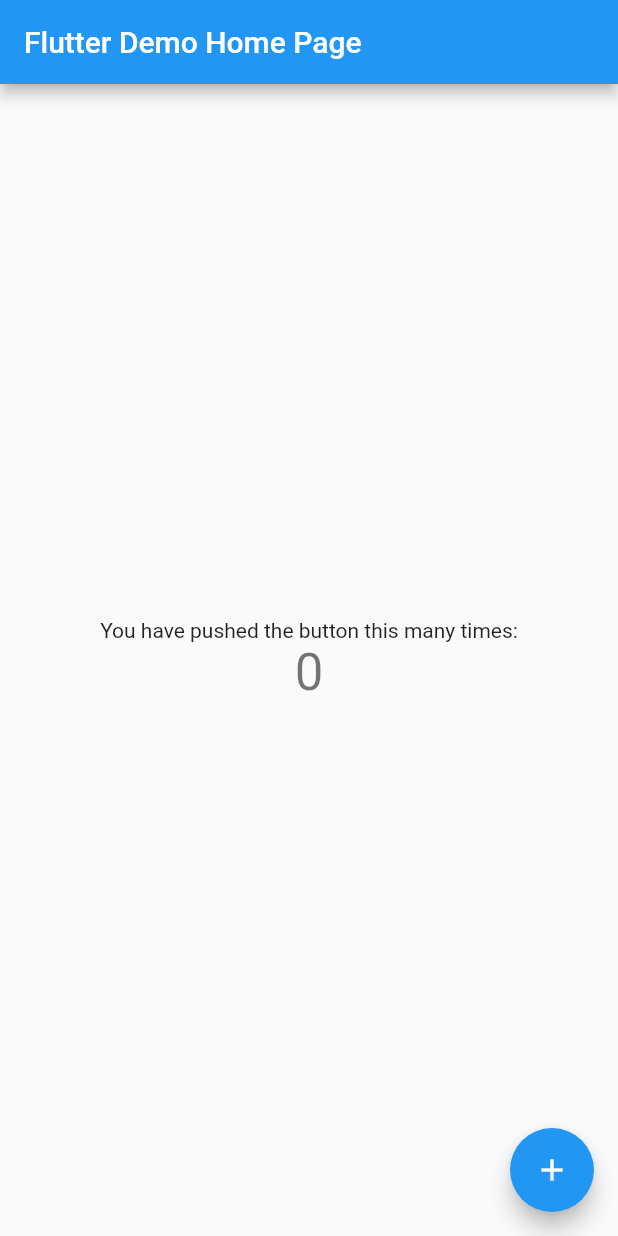
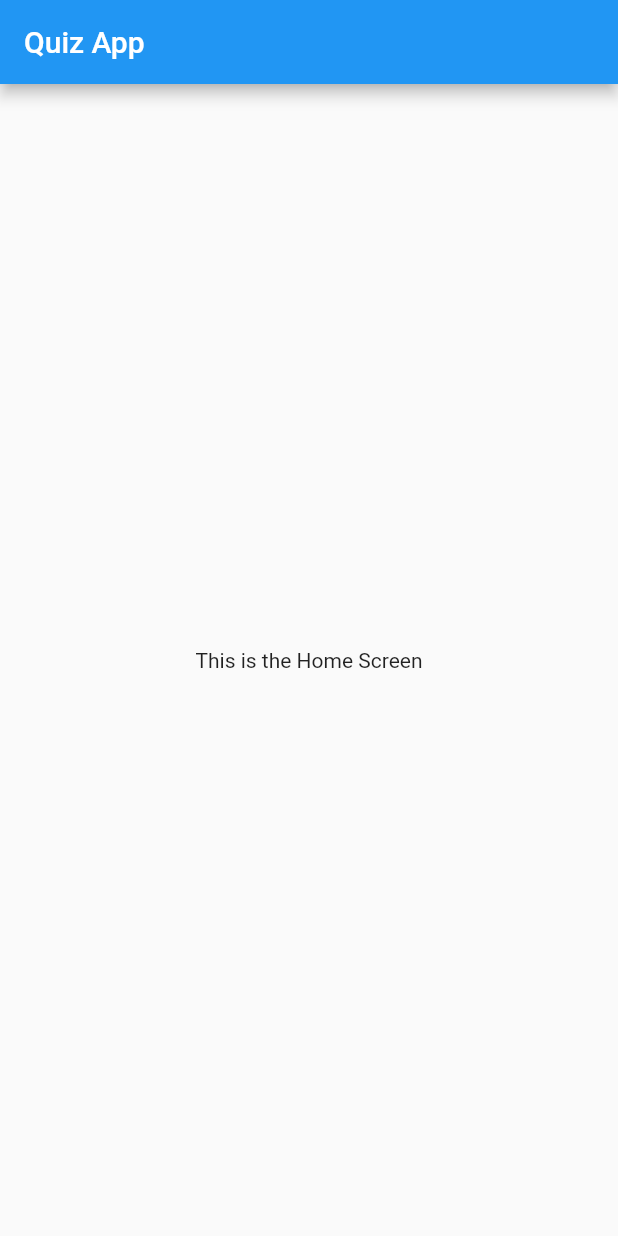
Before and after one commit to soulandbone/trivia_app, a Flutter app: the screen it shows after launch, on a phone screen of 412 x 824 dp. Run offline on Flutter 3.47's test engine with Material 2 defaults, Android fonts, the light colour scheme and no system bars.

Commit message:
added Home Screen first draft and GAP, FontAwesome, Flutter RiverPod packages. Also added Screen and Widget Folders

```diff
--- a/lib/main.dart
+++ b/lib/main.dart
@@ -1,4 +1,6 @@
 import 'package:flutter/material.dart';
+
+import './screens/home_screen.dart';
 
 void main() {
   runApp(const MyApp());
@@ -7,109 +9,13 @@
 class MyApp extends StatelessWidget {
   const MyApp({super.key});
 
-  // This widget is the root of your application.
   @override
   Widget build(BuildContext context) {
     return MaterialApp(
-      title: 'Flutter Demo',
-      theme: ThemeData(
-        // This is the theme of your application.
-        //
-        // Try running your application with "flutter run". You'll see the
-        // application has a blue toolbar. Then, without quitting the app, try
-        // changing the primarySwatch below to Colors.green and then invoke
-        // "hot reload" (press "r" in the console where you ran "flutter run",
-        // or simply save your changes to "hot reload" in a Flutter IDE).
-        // Notice that the counter didn't reset back to zero; the application
-        // is not restarted.
-        primarySwatch: Colors.blue,
-      ),
-      home: const MyHomePage(title: 'Flutter Demo Home Page'),
-    );
+        title: 'Flutter Demo',
+        theme: ThemeData(
+          primarySwatch: Colors.blue,
+        ),
+        home: const HomeScreen());
   }
 }
-
-class MyHomePage extends StatefulWidget {
-  const MyHomePage({super.key, required this.title});
-
-  // This widget is the home page of your application. It is stateful, meaning
-  // that it has a State object (defined below) that contains fields that affect
-  // how it looks.
-
-  // This class is the configuration for the state. It holds the values (in this
-  // case the title) provided by the parent (in this case the App widget) and
-  // used by the build method of the State. Fields in a Widget subclass are
-  // always marked "final".
-
-  final String title;
-
-  @override
-  State<MyHomePage> createState() => _MyHomePageState();
-}
-
-class _MyHomePageState extends State<MyHomePage> {
-  int _counter = 0;
-
-  void _incrementCounter() {
-    setState(() {
-      // This call to setState tells the Flutter framework that something has
-      // changed in this State, which causes it to rerun the build method below
-      // so that the display can reflect the updated values. If we changed
-      // _counter without calling setState(), then the build method would not be
-      // called again, and so nothing would appear to happen.
-      _counter++;
-    });
-  }
-
-  @override
-  Widget build(BuildContext context) {
-    // This method is rerun every time setState is called, for instance as done
-    // by the _incrementCounter method above.
-    //
-    // The Flutter framework has been optimized to make rerunning build methods
-    // fast, so that you can just rebuild anything that needs updating rather
-    // than having to individually change instances of widgets.
-    return Scaffold(
-      appBar: AppBar(
-        // Here we take the value from the MyHomePage object that was created by
-        // the App.build method, and use it to set our appbar title.
-        title: Text(widget.title),
-      ),
-      body: Center(
-        // Center is a layout widget. It takes a single child and positions it
-        // in the middle of the parent.
-        child: Column(
-          // Column is also a layout widget. It takes a list of children and
-          // arranges them vertically. By default, it sizes itself to fit its
-          // children horizontally, and tries to be as tall as its parent.
-          //
-          // Invoke "debug painting" (press "p" in the console, choose the
-          // "Toggle Debug Paint" action from the Flutter Inspector in Android
-          // Studio, or the "Toggle Debug Paint" command in Visual Studio Code)
-          // to see the wireframe for each widget.
-          //
-          // Column has various properties to control how it sizes itself and
-          // how it positions its children. Here we use mainAxisAlignment to
-          // center the children vertically; the main axis here is the vertical
-          // axis because Columns are vertical (the cross axis would be
-          // horizontal).
-          mainAxisAlignment: MainAxisAlignment.center,
-          children: <Widget>[
-            const Text(
-              'You have pushed the button this many times:',
-            ),
-            Text(
-              '$_counter',
-              style: Theme.of(context).textTheme.headlineMedium,
-            ),
-          ],
-        ),
-      ),
-      floatingActionButton: FloatingActionButton(
-        onPressed: _incrementCounter,
-        tooltip: 'Increment',
-        child: const Icon(Icons.add),
-      ), // This trailing comma makes auto-formatting nicer for build methods.
-    );
-  }
-}
--- /dev/null
+++ b/lib/screens/home_screen.dart
@@ -0,0 +1,20 @@
+import 'package:flutter/src/widgets/framework.dart';
+import 'package:flutter/src/widgets/placeholder.dart';
+
+import 'package:flutter/material.dart';
+
+class HomeScreen extends StatelessWidget {
+  const HomeScreen({super.key});
+
+  @override
+  Widget build(BuildContext context) {
+    return Scaffold(
+      appBar: AppBar(
+        title: const Text('Quiz App'),
+      ),
+      body: const Center(
+        child: Text('This is the Home Screen'),
+      ),
+    );
+  }
+}
--- /dev/null
+++ b/lib/utils/app_styles.dart
@@ -0,0 +1,5 @@
+import 'package:flutter/material.dart';
+
+class AppStyles {
+  static const Color = Colors.orange;
+}
--- a/pubspec.yaml
+++ b/pubspec.yaml
@@ -35,6 +35,9 @@
   # The following adds the Cupertino Icons font to your application.
   # Use with the CupertinoIcons class for iOS style icons.
   cupertino_icons: ^1.0.2
+  gap: ^3.0.0
+  flutter_riverpod: ^2.3.4
+  font_awesome_flutter: ^10.4.0
 
 dev_dependencies:
   flutter_test:
@@ -46,6 +49,7 @@
   # package. See that file for information about deactivating specific lint
   # rules and activating additional ones.
   flutter_lints: ^2.0.0
+
 
 # For information on the generic Dart part of this file, see the
 # following page: https://dart.dev/tools/pub/pubspec
```
Also changed, not shown: pubspec.lock.
